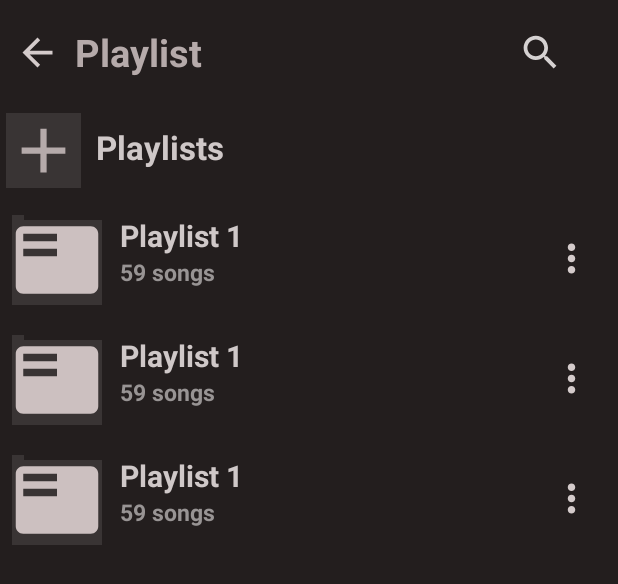
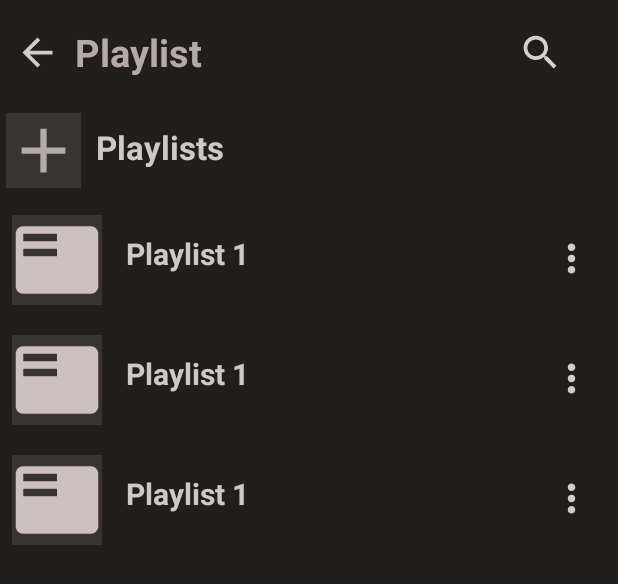
Before and after one commit to trungdongphuoca/MusicApp, an Android app: the layout activity_playlist.xml on its own in the app's theme, with its tools: preview values and no code run, on a phone screen of 412 x 824 dp. Shown: the top 584 px of the screen. Run offline under Robolectric (Android 15) with nearby library versions, the phone set to English and light mode, and no system bars.

Commit message:
success add playlist in firebase realtime and list via recycle view.

```diff
--- a/app/build.gradle
+++ b/app/build.gradle
@@ -37,8 +37,8 @@ dependencies {
 
     implementation platform('com.google.firebase:firebase-bom:31.1.0')
     implementation 'com.google.firebase:firebase-auth'
-//    implementation 'com.google.firebase:firebase-database'
-//    implementation 'com.google.firebase:firebase-firestore'
+    implementation 'com.google.firebase:firebase-firestore'
+    implementation 'com.google.firebase:firebase-database:20.1.0'
 
 
     testImplementation 'junit:junit:4.13.2'
--- a/app/src/main/java/tdtu/finalapp/musicapp/Fragment/SongFragment.java
+++ b/app/src/main/java/tdtu/finalapp/musicapp/Fragment/SongFragment.java
@@ -50,7 +50,6 @@ public class SongFragment extends Fragment {
     private RecyclerView recycleView;
     private TextView noSong;
     private ArrayList<Song> SongsArrayList =new ArrayList<>();
-
 
 
     public SongFragment() {
--- a/app/src/main/java/tdtu/finalapp/musicapp/PlayMusic/PlayMusicActivity.java
+++ b/app/src/main/java/tdtu/finalapp/musicapp/PlayMusic/PlayMusicActivity.java
@@ -63,12 +63,16 @@ public class PlayMusicActivity extends AppCompatActivity {
         backIcon = findViewById(R.id.backInPlayMusic);
         menuIcon= findViewById(R.id.MenuInPlayMusic);
 
+
+        //auto next song when current song finish -> but it has some error
 //        mediaPlayer.setOnCompletionListener(new MediaPlayer.OnCompletionListener() {
 //            @Override
 //            public void onCompletion(MediaPlayer mediaPlayer) {
 //                nextBtn.performClick();
 //            }
 //        });
+
+
         titleTv.setSelected(true);
 
         songsList = (ArrayList<Song>) getIntent().getSerializableExtra("LIST_SONG");
--- a/app/src/main/res/layout/list_playlist.xml
+++ b/app/src/main/res/layout/list_playlist.xml
@@ -34,26 +34,17 @@
         tools:ignore="MissingConstraints">
 
         <TextView
-            android:id="@+id/nameSong"
+            android:id="@+id/name_playlist"
             android:layout_width="match_parent"
             android:layout_height="wrap_content"
-            android:layout_marginStart="8dp"
-            android:layout_marginTop="0dp"
+            android:layout_marginStart="12dp"
+            android:layout_marginTop="12dp"
 
             android:text="Playlist 1"
             android:textColor="#CFC8C8"
             android:textSize="20dp"
             android:textStyle="bold" />
-        <TextView
-            android:id="@+id/totalSong"
-            android:layout_width="wrap_content"
-            android:layout_height="wrap_content"
-            android:layout_marginStart="8dp"
-            android:layout_marginTop="0dp"
-            android:text="59 songs"
-            android:textColor="#989494"
-            android:textSize="15dp"
-            android:textStyle="bold" />
+
     </LinearLayout>
 
     <ImageView
@@ -71,6 +62,6 @@
         android:layout_height="3dp"
         android:layout_margin="8dp"
         app:layout_constraintStart_toStartOf="parent"
-        app:layout_constraintTop_toBottomOf="@id/image_Song"
+        app:layout_constraintTop_toBottomOf="@id/image_playlist"
         android:background="@color/black"/>
 </androidx.constraintlayout.widget.ConstraintLayout>
--- a/app/src/main/res/layout/list_songs.xml
+++ b/app/src/main/res/layout/list_songs.xml
@@ -10,7 +10,7 @@
     android:background="@color/white"
     android:foreground="?android:attr/selectableItemBackground">
 
-    <com.google.android.material.imageview.ShapeableImageView
+    <ImageView
         android:id="@+id/image_Song"
         android:layout_width="60dp"
         android:layout_height="60dp"
```
Also changed, not shown: app/src/main/java/tdtu/finalapp/musicapp/Adapter/AdapterPlaylist.java (+83 -1 lines), app/src/main/java/tdtu/finalapp/musicapp/Adapter/AdapterSong.java (+4 -3 lines), app/src/main/java/tdtu/finalapp/musicapp/Model/Playlist.java (added, +32 -0 lines), app/src/main/java/tdtu/finalapp/musicapp/PlaylistInLibrary/PlaylistActivity.java (+65 -7 lines), app/src/main/java/tdtu/finalapp/musicapp/PlaylistInLibrary/PlaylistFireBase.java (added, +58 -0 lines).
